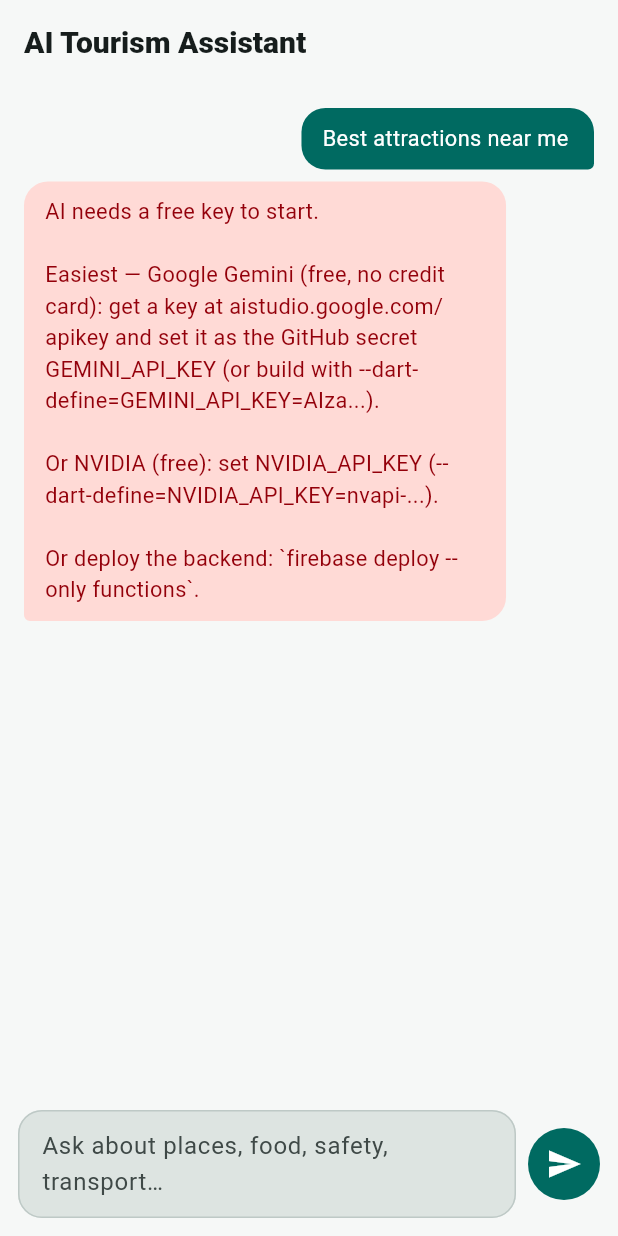
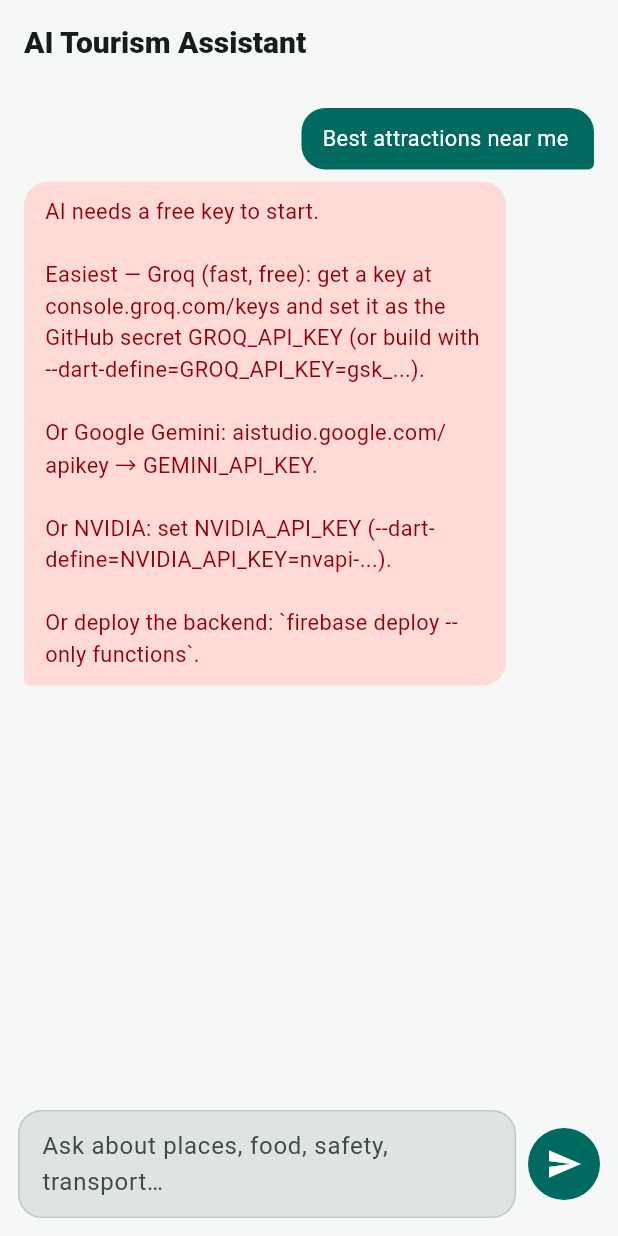
Before and after one commit to piyushkumarexe/travelling, a Flutter app: the AssistantScreen screen opened by its route, after a tap on "Best attractions near me", on a phone screen of 412 x 824 dp. Run offline on Flutter 3.47's test engine with Material 3 defaults, Android fonts, the phone set to English and light mode, and no system bars; our stand-ins replace cloud_firestore, dio, firebase_auth, firebase_core, firebase_storage, flutter_local_notifications and 9 more; missing offline and left inert: mobile_scanner; accounts and stored records are empty; network calls fail.

Commit message:
Add Groq AI transport (GROQ_API_KEY, llama-3.3-70b-versatile, fastest priority)
Co-authored-by: arena-agent <297053741+arena-agent@users.noreply.github.com>

```diff
--- a/lib/core/app_config.dart
+++ b/lib/core/app_config.dart
@@ -50,6 +50,18 @@ class AppConfig {
   /// True when a direct NVIDIA key was compiled into the app.
   static bool get nvidiaDirectEnabled => nvidiaApiKey.isNotEmpty;
 
+  /// Groq — very fast LPU inference (OpenAI-compatible), responses in ~1s.
+  /// Preferred transport when a key is compiled in. Build with:
+  ///   flutter build apk --dart-define=GROQ_API_KEY=gsk_...
+  /// Free key: https://console.groq.com/keys
+  static const String groqApiKey =
+      String.fromEnvironment('GROQ_API_KEY', defaultValue: '');
+  static const String groqModel = String.fromEnvironment(
+    'GROQ_MODEL',
+    defaultValue: 'llama-3.3-70b-versatile',
+  );
+  static const String groqBaseUrl = 'https://api.groq.com/openai/v1';
+
   /// Google Gemini — easiest free option (Google account, no credit card).
   /// Uses Gemini's OpenAI-compatible endpoint so the app only needs ONE
   /// build-time value:
@@ -80,28 +92,32 @@ class AppConfig {
     defaultValue: 'meta-llama/llama-3.1-8b-instruct',
   );
 
-  /// True when any direct AI transport (NVIDIA, Gemini or generic) is
+  /// True when any direct AI transport (Groq, NVIDIA, Gemini or generic) is
   /// compiled in.
   static bool get aiDirectEnabled =>
+      groqApiKey.isNotEmpty ||
       nvidiaApiKey.isNotEmpty ||
       geminiApiKey.isNotEmpty ||
       (aiApiKey.isNotEmpty && aiBaseUrl.isNotEmpty);
 
-  /// Resolved direct-AI settings: prefer NVIDIA, then Gemini, then the
-  /// generic OpenAI-compatible provider.
+  /// Resolved direct-AI settings: prefer Groq, then NVIDIA, then Gemini,
+  /// then the generic OpenAI-compatible provider.
   static String get aiResolvedBaseUrl {
+    if (groqApiKey.isNotEmpty) return groqBaseUrl;
     if (nvidiaApiKey.isNotEmpty) return nvidiaBaseUrl;
     if (geminiApiKey.isNotEmpty) return geminiBaseUrl;
     return aiBaseUrl;
   }
 
   static String get aiResolvedApiKey {
+    if (groqApiKey.isNotEmpty) return groqApiKey;
     if (nvidiaApiKey.isNotEmpty) return nvidiaApiKey;
     if (geminiApiKey.isNotEmpty) return geminiApiKey;
     return aiApiKey;
   }
 
   static String get aiResolvedModel {
+    if (groqApiKey.isNotEmpty) return groqModel;
     if (nvidiaApiKey.isNotEmpty) return nvidiaModel;
     if (geminiApiKey.isNotEmpty) return geminiModel;
     return aiModel;
--- a/lib/data/repositories/ai_repository.dart
+++ b/lib/data/repositories/ai_repository.dart
@@ -47,11 +47,11 @@ class AiRepository {
   ApiException _notConfigured() => ApiException(
         ApiErrorKind.server,
         'AI needs a free key to start.\n\n'
-        'Easiest — Google Gemini (free, no credit card): get a key at '
-        'aistudio.google.com/apikey and set it as the GitHub secret '
-        'GEMINI_API_KEY (or build with '
-        '--dart-define=GEMINI_API_KEY=AIza...).\n\n'
-        'Or NVIDIA (free): set NVIDIA_API_KEY (--dart-define=NVIDIA_API_KEY='
+        'Easiest — Groq (fast, free): get a key at console.groq.com/keys and '
+        'set it as the GitHub secret GROQ_API_KEY (or build with '
+        '--dart-define=GROQ_API_KEY=gsk_...).\n\n'
+        'Or Google Gemini: aistudio.google.com/apikey → GEMINI_API_KEY.\n\n'
+        'Or NVIDIA: set NVIDIA_API_KEY (--dart-define=NVIDIA_API_KEY='
         'nvapi-...).\n\n'
         'Or deploy the backend: `firebase deploy --only functions`.',
         retryable: false,
```
Also changed, not shown: 3 other files.
